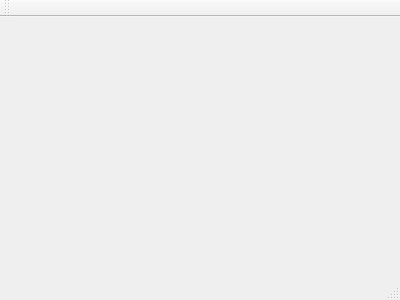
This is mainwindow.ui in r457r2/lab1_Scrambler as Qt 5 draws it before an edit. The edited form follows.
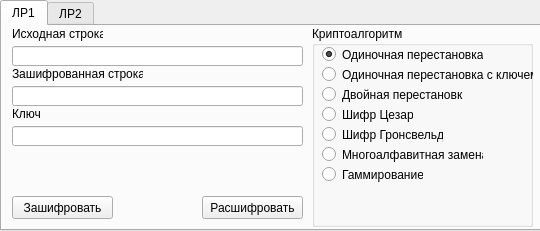
This is the edited form. The open tabs and pages were chosen to show the change.

Commit message: implement user interface

```diff
--- a/mainwindow.ui
+++ b/mainwindow.ui
@@ -1,24 +1,442 @@
 <ui version="4.0">
  <class>MainWindow</class>
- <widget class="QMainWindow" name="MainWindow" >
-  <property name="geometry" >
+ <widget class="QMainWindow" name="MainWindow">
+  <property name="geometry">
    <rect>
     <x>0</x>
     <y>0</y>
-    <width>400</width>
-    <height>300</height>
+    <width>540</width>
+    <height>231</height>
    </rect>
   </property>
   <property name="windowTitle" >
    <string>MainWindow</string>
   </property>
-  <widget class="QMenuBar" name="menuBar" />
-  <widget class="QToolBar" name="mainToolBar" />
-  <widget class="QWidget" name="centralWidget" />
-  <widget class="QStatusBar" name="statusBar" />
+  <widget class="QWidget" name="centralWidget">
+   <widget class="QTabWidget" name="tabWidget">
+    <property name="geometry">
+     <rect>
+      <x>0</x>
+      <y>0</y>
+      <width>541</width>
+      <height>231</height>
+     </rect>
+    </property>
+    <property name="currentIndex">
+     <number>1</number>
+    </property>
+    <widget class="QWidget" name="lab1">
+     <attribute name="title">
+      <string>ЛР1</string>
+     </attribute>
+     <widget class="QPushButton" name="pushEncrypt">
+      <property name="geometry">
+       <rect>
+        <x>10</x>
+        <y>170</y>
+        <width>101</width>
+        <height>23</height>
+       </rect>
+      </property>
+      <property name="text">
+       <string>Зашифровать</string>
+      </property>
+     </widget>
+     <widget class="QPushButton" name="pushDecrypt">
+      <property name="geometry">
+       <rect>
+        <x>200</x>
+        <y>170</y>
+        <width>101</width>
+        <height>23</height>
+       </rect>
+      </property>
+      <property name="text">
+       <string>Расшифровать</string>
+      </property>
+     </widget>
+     <widget class="QLineEdit" name="editSource">
+      <property name="geometry">
+       <rect>
+        <x>10</x>
+        <y>20</y>
+        <width>291</width>
+        <height>20</height>
+       </rect>
+      </property>
+     </widget>
+     <widget class="QLineEdit" name="editEncrypted">
+      <property name="geometry">
+       <rect>
+        <x>10</x>
+        <y>60</y>
+        <width>291</width>
+        <height>20</height>
+       </rect>
+      </property>
+     </widget>
+     <widget class="QLabel" name="label">
+      <property name="geometry">
+       <rect>
+        <x>10</x>
+        <y>0</y>
+        <width>91</width>
+        <height>16</height>
+       </rect>
+      </property>
+      <property name="text">
+       <string>Исходная строка</string>
+      </property>
+     </widget>
+     <widget class="QLabel" name="label_2">
+      <property name="geometry">
+       <rect>
+        <x>10</x>
+        <y>40</y>
+        <width>131</width>
+        <height>16</height>
+       </rect>
+      </property>
+      <property name="text">
+       <string>Зашифрованная строка</string>
+      </property>
+     </widget>
+     <widget class="QGroupBox" name="groupBox">
+      <property name="geometry">
+       <rect>
+        <x>310</x>
+        <y>0</y>
+        <width>221</width>
+        <height>201</height>
+       </rect>
+      </property>
+      <property name="title">
+       <string>Криптоалгоритм</string>
+      </property>
+      <widget class="QRadioButton" name="rbtnSingleReshuffle">
+       <property name="geometry">
+        <rect>
+         <x>10</x>
+         <y>20</y>
+         <width>161</width>
+         <height>17</height>
+        </rect>
+       </property>
+       <property name="text">
+        <string>Одиночная перестановка</string>
+       </property>
+       <property name="checked">
+        <bool>true</bool>
+       </property>
+      </widget>
+      <widget class="QRadioButton" name="rbtnSingleWKey">
+       <property name="geometry">
+        <rect>
+         <x>10</x>
+         <y>40</y>
+         <width>211</width>
+         <height>17</height>
+        </rect>
+       </property>
+       <property name="text">
+        <string>Одиночная перестановка с ключем</string>
+       </property>
+      </widget>
+      <widget class="QRadioButton" name="rbtnDoubleReshuffle">
+       <property name="geometry">
+        <rect>
+         <x>10</x>
+         <y>60</y>
+         <width>141</width>
+         <height>17</height>
+        </rect>
+       </property>
+       <property name="text">
+        <string>Двойная перестановка</string>
+       </property>
+      </widget>
+      <widget class="QRadioButton" name="rbtnCaesar">
+       <property name="geometry">
+        <rect>
+         <x>10</x>
+         <y>80</y>
+         <width>91</width>
+         <height>17</height>
+        </rect>
+       </property>
+       <property name="text">
+        <string>Шифр Цезаря</string>
+       </property>
+      </widget>
+      <widget class="QRadioButton" name="rbtnGronsfeld">
+       <property name="geometry">
+        <rect>
+         <x>10</x>
+         <y>100</y>
+         <width>121</width>
+         <height>17</height>
+        </rect>
+       </property>
+       <property name="text">
+        <string>Шифр Гронсвельда</string>
+       </property>
+      </widget>
+      <widget class="QRadioButton" name="rbtnManyAlph">
+       <property name="geometry">
+        <rect>
+         <x>10</x>
+         <y>120</y>
+         <width>161</width>
+         <height>17</height>
+        </rect>
+       </property>
+       <property name="text">
+        <string>Многоалфавитная замена</string>
+       </property>
+      </widget>
+      <widget class="QRadioButton" name="rbtnGamma">
+       <property name="geometry">
+        <rect>
+         <x>10</x>
+         <y>140</y>
+         <width>101</width>
+         <height>17</height>
+        </rect>
+       </property>
+       <property name="text">
+        <string>Гаммирование</string>
+       </property>
+      </widget>
+     </widget>
+     <widget class="QLabel" name="label_3">
+      <property name="geometry">
+       <rect>
+        <x>10</x>
+        <y>80</y>
+        <width>31</width>
+        <height>16</height>
+       </rect>
+      </property>
+      <property name="text">
+       <string>Ключ</string>
+      </property>
+     </widget>
+     <widget class="QLineEdit" name="editKey">
+      <property name="geometry">
+       <rect>
+        <x>10</x>
+        <y>100</y>
+        <width>291</width>
+        <height>20</height>
+       </rect>
+      </property>
+     </widget>
+    </widget>
+    <widget class="QWidget" name="lab2">
+     <attribute name="title">
+      <string>ЛР2</string>
+     </attribute>
+     <widget class="QLineEdit" name="editAsymmSource">
+      <property name="geometry">
+       <rect>
+        <x>10</x>
+        <y>20</y>
+        <width>391</width>
+        <height>20</height>
+       </rect>
+      </property>
+     </widget>
+     <widget class="QLineEdit" name="editAsymmPubKey">
+      <property name="geometry">
+       <rect>
+        <x>10</x>
+        <y>60</y>
+        <width>391</width>
+        <height>20</height>
+       </rect>
+      </property>
+     </widget>
+     <widget class="QLineEdit" name="editAsymmPrivateKey">
+      <property name="geometry">
+       <rect>
+        <x>10</x>
+        <y>100</y>
+        <width>391</width>
+        <height>20</height>
+       </rect>
+      </property>
+     </widget>
+     <widget class="QLineEdit" name="editAsymmEncrypted">
+      <property name="geometry">
+       <rect>
+        <x>10</x>
+        <y>140</y>
+        <width>391</width>
+        <height>20</height>
+       </rect>
+      </property>
+     </widget>
+     <widget class="QLabel" name="label_4">
+      <property name="geometry">
+       <rect>
+        <x>10</x>
+        <y>80</y>
+        <width>81</width>
+        <height>16</height>
+       </rect>
+      </property>
+      <property name="text">
+       <string>Закрытый ключ</string>
+      </property>
+     </widget>
+     <widget class="QLabel" name="label_5">
+      <property name="geometry">
+       <rect>
+        <x>10</x>
+        <y>40</y>
+        <width>91</width>
+        <height>16</height>
+       </rect>
+      </property>
+      <property name="text">
+       <string>Открытый ключ</string>
+      </property>
+     </widget>
+     <widget class="QLabel" name="label_6">
+      <property name="geometry">
+       <rect>
+        <x>10</x>
+        <y>120</y>
+        <width>121</width>
+        <height>16</height>
+       </rect>
+      </property>
+      <property name="text">
+       <string>Зашифрованная строка</string>
+      </property>
+     </widget>
+     <widget class="QLabel" name="label_7">
+      <property name="geometry">
+       <rect>
+        <x>10</x>
+        <y>0</y>
+        <width>91</width>
+        <height>16</height>
+       </rect>
+      </property>
+      <property name="text">
+       <string>Исходная строка</string>
+      </property>
+     </widget>
+     <widget class="QPushButton" name="pushAsymmEncrypt">
+      <property name="geometry">
+       <rect>
+        <x>410</x>
+        <y>150</y>
+        <width>121</width>
+        <height>23</height>
+       </rect>
+      </property>
+      <property name="text">
+       <string>Зашифровать</string>
+      </property>
+     </widget>
+     <widget class="QPushButton" name="pushAsymmDecrypt">
+      <property name="geometry">
+       <rect>
+        <x>410</x>
+        <y>180</y>
+        <width>121</width>
+        <height>23</height>
+       </rect>
+      </property>
+      <property name="text">
+       <string>Расшифровать</string>
+      </property>
+     </widget>
+     <widget class="QGroupBox" name="groupBox_2">
+      <property name="geometry">
+       <rect>
+        <x>410</x>
+        <y>10</y>
+        <width>120</width>
+        <height>101</height>
+       </rect>
+      </property>
+      <property name="title">
+       <string>Криптоалгоритм</string>
+      </property>
+      <widget class="QRadioButton" name="rbtnElGamal">
+       <property name="geometry">
+        <rect>
+         <x>10</x>
+         <y>20</y>
+         <width>82</width>
+         <height>17</height>
+        </rect>
+       </property>
+       <property name="text">
+        <string>Эль-Гамаль</string>
+       </property>
+       <property name="checked">
+        <bool>true</bool>
+       </property>
+      </widget>
+      <widget class="QRadioButton" name="rbtnRsa">
+       <property name="geometry">
+        <rect>
+         <x>10</x>
+         <y>40</y>
+         <width>82</width>
+         <height>17</height>
+        </rect>
+       </property>
+       <property name="text">
+        <string>RSA</string>
+       </property>
+      </widget>
+     </widget>
+     <widget class="QPushButton" name="pushGenKey">
+      <property name="geometry">
+       <rect>
+        <x>410</x>
+        <y>120</y>
+        <width>121</width>
+        <height>23</height>
+       </rect>
+      </property>
+      <property name="text">
+       <string>Сгенерировать ключ</string>
+      </property>
+     </widget>
+     <widget class="QLabel" name="label_8">
+      <property name="geometry">
+       <rect>
+        <x>10</x>
+        <y>160</y>
+        <width>91</width>
+        <height>16</height>
+       </rect>
+      </property>
+      <property name="text">
+       <string>Генерация ключа</string>
+      </property>
+     </widget>
+     <widget class="QLineEdit" name="lineEdit">
+      <property name="geometry">
+       <rect>
+        <x>10</x>
+        <y>180</y>
+        <width>391</width>
+        <height>20</height>
+       </rect>
+      </property>
+     </widget>
+    </widget>
+   </widget>
+  </widget>
  </widget>
- <layoutDefault spacing="6" margin="11" />
- <pixmapfunction></pixmapfunction>
+ <layoutdefault spacing="6" margin="11"/>
  <resources/>
  <connections/>
 </ui>
```
Left out of the diff: 5 changed lines with no effect on the pictures. The commit also changes 4 other files.
